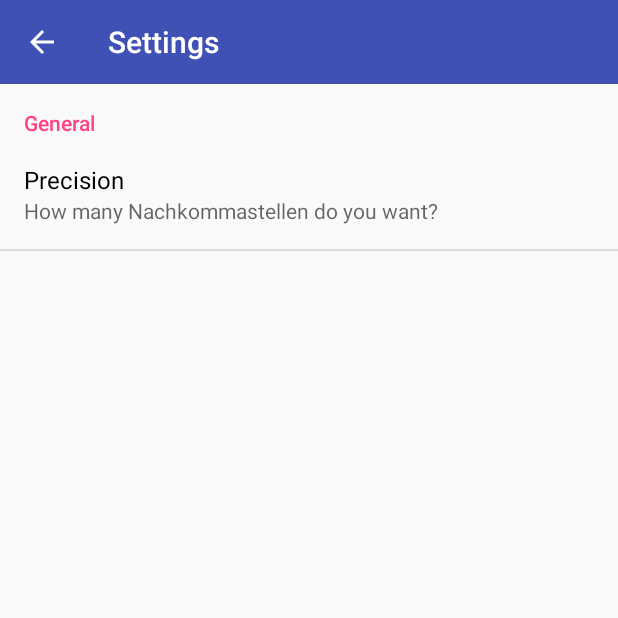
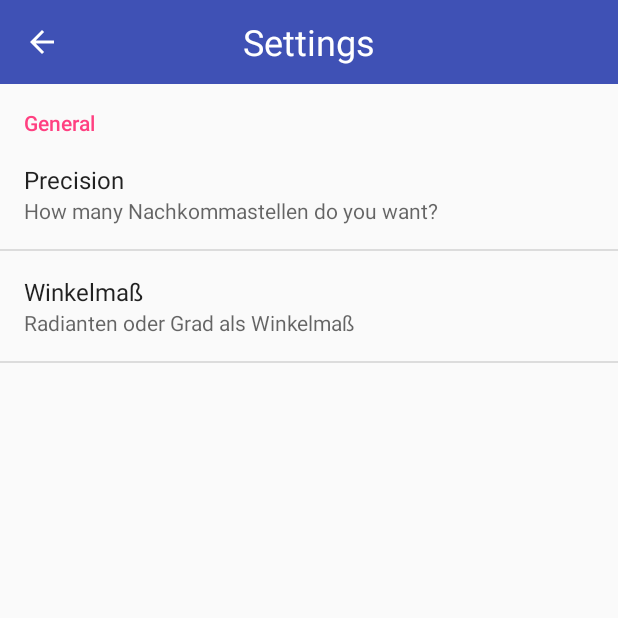
Before and after one commit to seniorlaguna/Calculator, an Android app: the SettingsActivity screen opened directly, with no data from a screen before it, on a phone screen of 412 x 824 dp, the top half of it. Run offline under Robolectric (Android 15) with nearby library versions, the phone set to English and light mode, and no system bars.

Commit message:
Settings Structure Improved Angle Setting added Style improved

```diff
--- a/app/src/main/java/de/seniorlaguna/calculator/SettingsActivity.java
+++ b/app/src/main/java/de/seniorlaguna/calculator/SettingsActivity.java
@@ -1,39 +1,29 @@
 package de.seniorlaguna.calculator;
 
-import android.preference.PreferenceActivity;
 import android.support.v7.app.AppCompatActivity;
 import android.os.Bundle;
-import android.support.v7.widget.Toolbar;
-import android.view.LayoutInflater;
 import android.view.View;
-import android.widget.LinearLayout;
 
-public class SettingsActivity extends PreferenceActivity {
+public class SettingsActivity extends AppCompatActivity implements View.OnClickListener {
 
     @Override
     protected void onCreate(Bundle savedInstanceState) {
         super.onCreate(savedInstanceState);
-        addPreferencesFromResource(R.xml.preferences);
+        setContentView(R.layout.activity_settings);
+
+        getFragmentManager().beginTransaction().add(R.id.frame_layout, new SettingsFragment()).commit();
     }
 
     @Override
-    protected void onPostCreate(Bundle savedInstanceState) {
-        super.onPostCreate(savedInstanceState);
-        LinearLayout linearLayout = (LinearLayout)findViewById(android.R.id.list).getParent().getParent().getParent();
-        Toolbar toolbar = (Toolbar) LayoutInflater.from(this).inflate(R.layout.settings_toolbar, linearLayout, false);
-        toolbar.setNavigationIcon(R.drawable.ic_arrow_back_white_24dp);
-        toolbar.setNavigationOnClickListener(new View.OnClickListener() {
-            @Override
-            public void onClick(View v) {
+    public void onClick(View v) {
+
+        switch (v.getId()) {
+
+            case R.id.toolbar_back:
                 finish();
-            }
-        });
-        toolbar.setNavigationOnClickListener(new View.OnClickListener() {
-            @Override
-            public void onClick(View v) {
-                finish();
-            }
-        });
-        linearLayout.addView(toolbar, 0);
+                break;
+
+        }
+
     }
 }
--- /dev/null
+++ b/app/src/main/java/de/seniorlaguna/calculator/SettingsFragment.java
@@ -0,0 +1,16 @@
+package de.seniorlaguna.calculator;
+
+
+import android.os.Bundle;
+import android.preference.PreferenceFragment;
+import android.support.annotation.Nullable;
+
+public class SettingsFragment extends PreferenceFragment {
+
+
+    @Override
+    public void onCreate(@Nullable Bundle savedInstanceState) {
+        super.onCreate(savedInstanceState);
+        addPreferencesFromResource(R.xml.preferences);
+    }
+}
--- /dev/null
+++ b/app/src/main/res/layout/activity_settings.xml
@@ -0,0 +1,42 @@
+<?xml version="1.0" encoding="utf-8"?>
+
+<RelativeLayout xmlns:android="http://schemas.android.com/apk/res/android"
+    android:layout_width="match_parent"
+    android:layout_height="match_parent"
+    xmlns:app="http://schemas.android.com/apk/res-auto">
+
+    <android.support.v7.widget.Toolbar
+        android:id="@+id/toolbar"
+        android:layout_width="match_parent"
+        android:layout_height="wrap_content"
+        android:background="@color/colorPrimary">
+
+        <ImageButton
+            android:id="@+id/toolbar_back"
+            android:layout_width="wrap_content"
+            android:layout_height="wrap_content"
+            android:onClick="onClick"
+            app:srcCompat="@drawable/ic_arrow_back_white_24dp"
+            android:background="@android:color/transparent"/>
+
+        <TextView
+            android:layout_width="wrap_content"
+            android:layout_height="wrap_content"
+            android:layout_gravity="center"
+            android:text="@string/settings"
+            android:textColor="@android:color/white"
+            android:textSize="24sp" />
+
+    </android.support.v7.widget.Toolbar>
+
+
+    <FrameLayout xmlns:android="http://schemas.android.com/apk/res/android"
+        android:id="@+id/frame_layout"
+        android:layout_width="match_parent"
+        android:layout_height="match_parent"
+        android:layout_below="@+id/toolbar">
+
+    </FrameLayout>
+
+
+</RelativeLayout>
--- a/app/src/main/res/layout/settings_toolbar.xml
+++ /dev/null
@@ -1,12 +0,0 @@
-<?xml version="1.0" encoding="utf-8"?>
-<android.support.v7.widget.Toolbar
-    xmlns:android="http://schemas.android.com/apk/res/android"
-    xmlns:app="http://schemas.android.com/apk/res-auto"
-    android:id="@+id/toolbar"
-    app:theme="@style/ThemeOverlay.AppCompat.Dark.ActionBar"
-    android:layout_width="match_parent"
-    android:layout_height="wrap_content"
-    app:navigationContentDescription="@string/abc_action_bar_up_description"
-    app:title="@string/settings"
-    android:background="@color/colorPrimary"
-    app:titleTextColor="@android:color/white" />
--- /dev/null
+++ b/app/src/main/res/values/arrays.xml
@@ -0,0 +1,9 @@
+<?xml version="1.0" encoding="utf-8"?>
+<resources>
+
+    <string-array name="angle">
+        <item>RAD</item>
+        <item>DEG</item>
+    </string-array>
+
+</resources>
--- a/app/src/main/res/values/styles.xml
+++ b/app/src/main/res/values/styles.xml
@@ -1,20 +1,10 @@
 <resources>
 
     <!-- Base application theme. -->
-    <style name="AppTheme" parent="Theme.AppCompat.Light">
-
+    <style name="AppTheme" parent="Theme.AppCompat.Light.NoActionBar">
         <item name="colorPrimary">@color/colorPrimary</item>
         <item name="colorPrimaryDark">@color/colorPrimaryDark</item>
         <item name="colorAccent">@color/colorAccent</item>
-        <item name="android:textColorPrimary">@android:color/black</item>
-
-    </style>
-
-    <style name="AppThemeNoActionBar" parent="Theme.AppCompat.Light.NoActionBar">
-        <item name="colorPrimary">@color/colorPrimary</item>
-        <item name="colorPrimaryDark">@color/colorPrimaryDark</item>
-        <item name="colorAccent">@color/colorAccent</item>
-        <item name="android:textColorPrimary">@android:color/transparent</item>
     </style>
 
     <style name="AppTheme.CalculatorButton">
--- a/app/src/main/res/xml/preferences.xml
+++ b/app/src/main/res/xml/preferences.xml
@@ -9,8 +9,15 @@
             android:key="precision"
             android:singleLine="true"
             android:summary="How many Nachkommastellen do you want?"
-            android:textColor="@android:color/black"
             android:title="Precision" />
+
+        <ListPreference
+            android:title="Winkelmaß"
+            android:summary="Radianten oder Grad als Winkelmaß"
+            android:key="angle"
+            android:entries="@array/angle"
+            android:defaultValue="RAD"
+            android:entryValues="@array/angle" />
 
     </PreferenceCategory>
 </PreferenceScreen>
```
Also changed, not shown: app/src/main/AndroidManifest.xml (+5 -4 lines), app/src/main/java/de/seniorlaguna/calculator/Functions.java (added, +33 -0 lines), app/src/main/java/de/seniorlaguna/calculator/MainActivity.java (+22 -3 lines), app/src/main/res/layout/activity_main.xml (+6 -5 lines).
